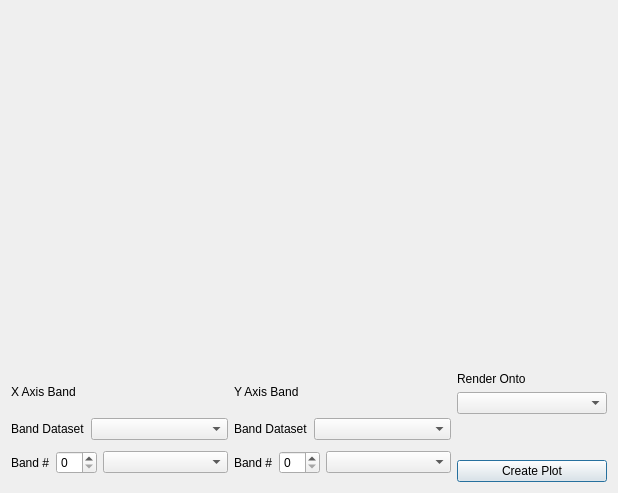
This is src/wiser/gui/ui_files/interactive_scatter_plot.ui in Ehlmann-research-group/WISER as Qt 5 draws it before an edit. The edited form follows.
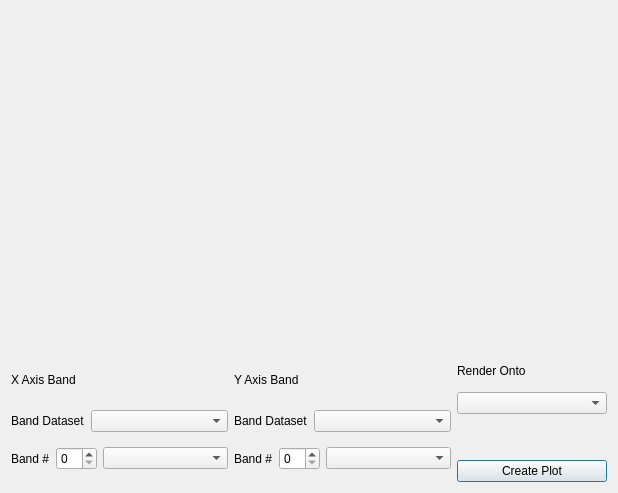
This is the edited form.

Commit message: Made wiser.spec conda environment choice for gdal plugins easier

Diff of the .ui file:
```diff
--- a/src/wiser/gui/ui_files/interactive_scatter_plot.ui
+++ b/src/wiser/gui/ui_files/interactive_scatter_plot.ui
@@ -190,6 +190,12 @@
            <verstretch>0</verstretch>
           </sizepolicy>
          </property>
+         <property name="minimumSize">
+          <size>
+           <width>0</width>
+           <height>30</height>
+          </size>
+         </property>
          <property name="maximumSize">
           <size>
            <width>16777215</width>
```
The commit also changes 1 other file.
